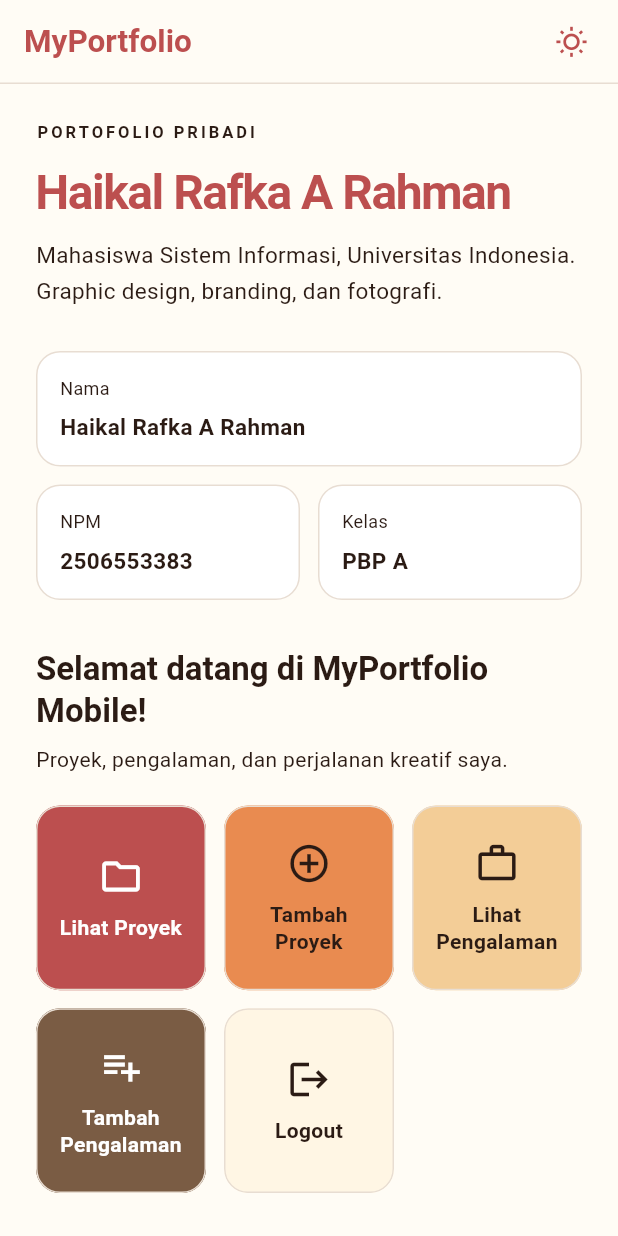
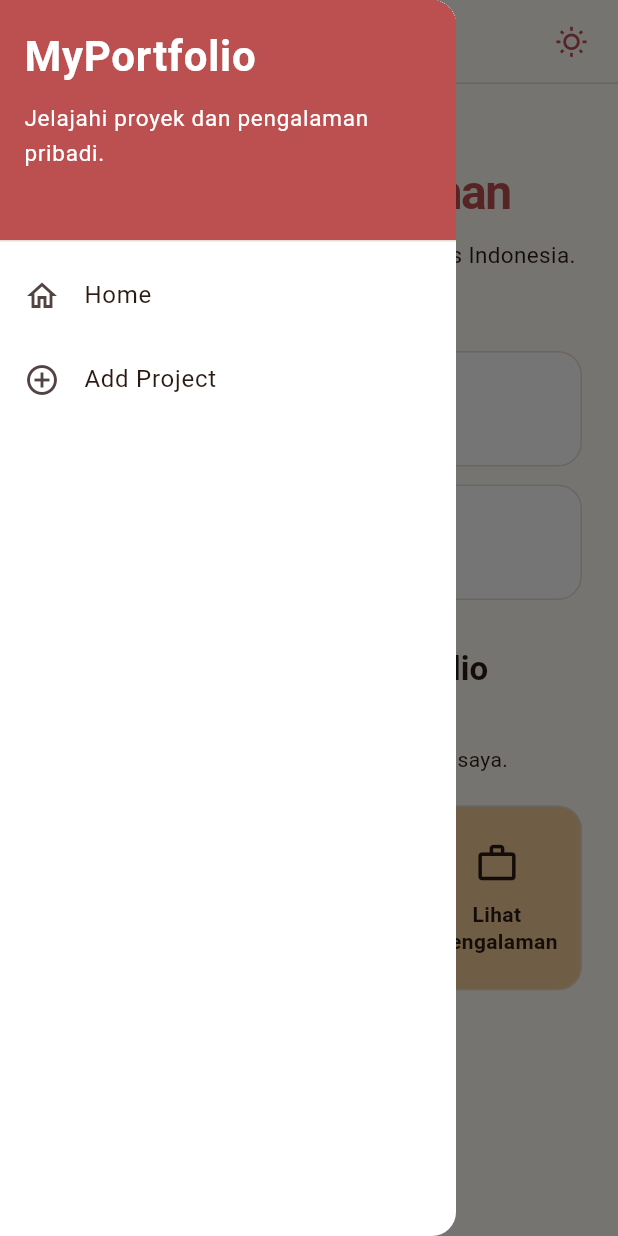
Before and after one commit to PedroTrev-09/myportofolio_mobile, a Flutter app: the screen it shows after launch, with the side drawer open (before the commit the screen has no drawer), on a phone screen of 412 x 824 dp. Run offline on Flutter 3.47's test engine with Material 3 defaults, Android fonts, the phone set to English and light mode, and no system bars; our stand-ins replace material_ui.

Commit message:
tutorial-09: Add project form, drawer navigation and validated confirmation dialog

```diff
--- a/lib/menu.dart
+++ b/lib/menu.dart
@@ -2,6 +2,8 @@ import 'dart:math' as math;
 
 import 'package:material_ui/material_ui.dart';
 import 'package:myportofolio_mobile/theme.dart';
+import 'package:myportofolio_mobile/project_form.dart';
+import 'package:myportofolio_mobile/widgets/left_drawer.dart';
 
 /// The menu is static at this tutorial stage; it needs no local mutable state.
 class MyHomePage extends StatelessWidget {
@@ -57,6 +59,7 @@ class MyHomePage extends StatelessWidget {
           ),
         ],
       ),
+      drawer: const LeftDrawer(),
       body: SafeArea(
         child: SingleChildScrollView(
           child: Center(
@@ -294,6 +297,14 @@ class ItemCard extends StatelessWidget {
                   duration: const Duration(seconds: 3),
                 ),
               );
+            if (item.name == 'Tambah Proyek') {
+              Navigator.push(
+                context,
+                MaterialPageRoute(
+                  builder: (context) => const ProjectFormPage(),
+                ),
+              );
+            }
           },
           child: Padding(
             padding: const EdgeInsets.all(12),
--- /dev/null
+++ b/lib/widgets/left_drawer.dart
@@ -0,0 +1,66 @@
+import 'package:material_ui/material_ui.dart';
+import 'package:myportofolio_mobile/menu.dart';
+import 'package:myportofolio_mobile/project_form.dart';
+
+class LeftDrawer extends StatelessWidget {
+  const LeftDrawer({super.key});
+
+  @override
+  Widget build(BuildContext context) {
+    final colors = Theme.of(context).colorScheme;
+    return Drawer(
+      child: ListView(
+        padding: EdgeInsets.zero,
+        children: [
+          DrawerHeader(
+            decoration: BoxDecoration(color: colors.primary),
+            child: SingleChildScrollView(
+              child: Column(
+                crossAxisAlignment: CrossAxisAlignment.start,
+                children: [
+                  Text(
+                    'MyPortfolio',
+                    style: TextStyle(
+                      fontSize: 28,
+                      fontWeight: FontWeight.bold,
+                      color: colors.onPrimary,
+                    ),
+                  ),
+                  const SizedBox(height: 10),
+                  Text(
+                    'Jelajahi proyek dan pengalaman pribadi.',
+                    style: TextStyle(fontSize: 15, color: colors.onPrimary),
+                  ),
+                ],
+              ),
+            ),
+          ),
+          ListTile(
+            leading: const Icon(Icons.home_outlined),
+            title: const Text('Home'),
+            onTap: () {
+              Navigator.pop(context);
+              Navigator.pushReplacement(
+                context,
+                MaterialPageRoute(builder: (context) => const MyHomePage()),
+              );
+            },
+          ),
+          ListTile(
+            leading: const Icon(Icons.add_circle_outline),
+            title: const Text('Add Project'),
+            onTap: () {
+              Navigator.pop(context);
+              Navigator.pushReplacement(
+                context,
+                MaterialPageRoute(
+                  builder: (context) => const ProjectFormPage(),
+                ),
+              );
+            },
+          ),
+        ],
+      ),
+    );
+  }
+}
```
Also changed, not shown: lib/project_form.dart (added, +192 -0 lines), 2 other files.
